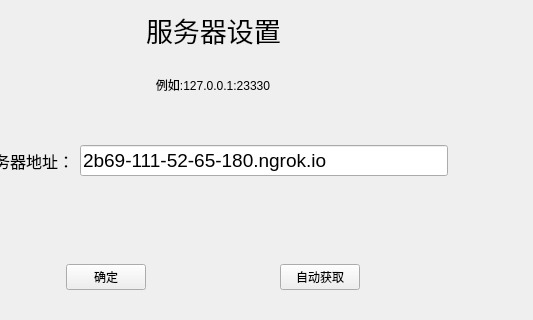
Old version of the form log.ui in the repository sihe-gg/qCloundDisk; both pictures show x 107 to 640 and y 115 to 435 of the 640 by 542 pixel window.
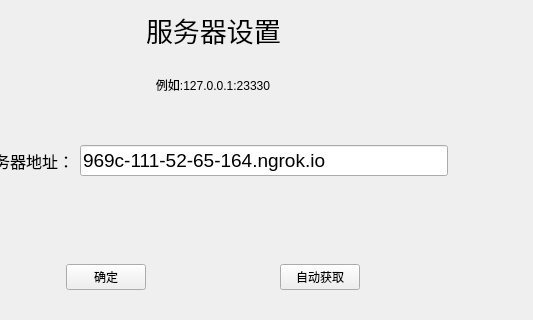
New version of the form. Icons and pictures are not drawn.

Patch:
```diff
--- a/log.ui
+++ b/log.ui
@@ -474,7 +474,7 @@
                        </font>
                       </property>
                       <property name="text">
-                       <string>2b69-111-52-65-180.ngrok.io</string>
+                       <string>969c-111-52-65-164.ngrok.io</string>
                       </property>
                       <property name="maxLength">
                        <number>3000</number>
```
